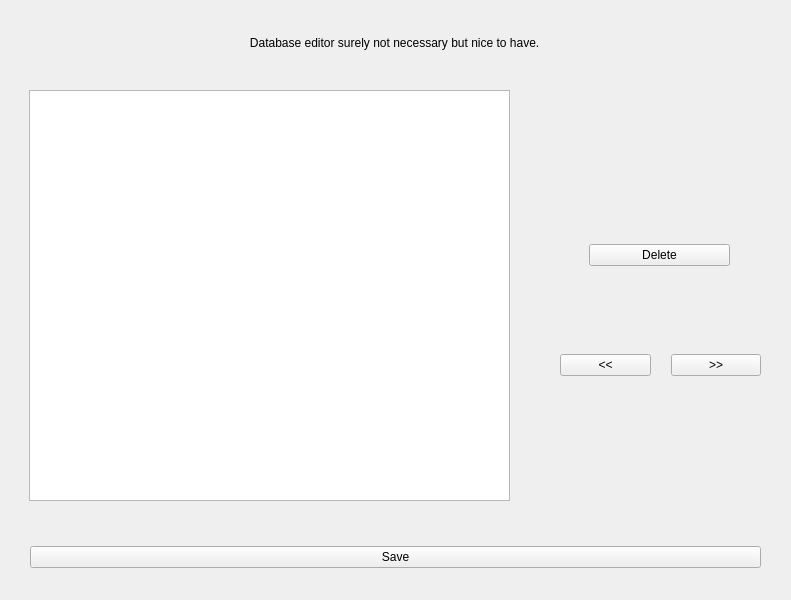
The window that GUI/Version_0_2/Editor.ui (sreeni5493/Sys_sw_engg17-18) describes before a commit, drawn with Qt 5.
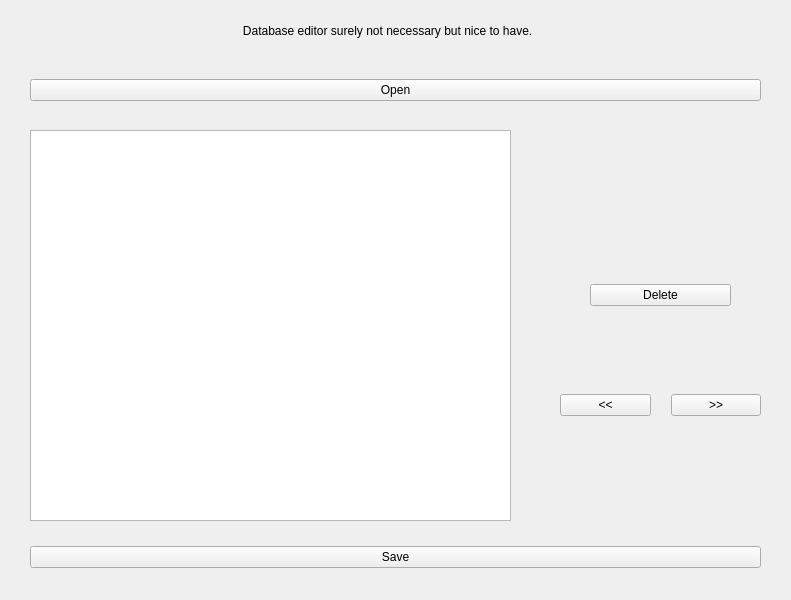
The same window after the commit.

```diff
--- a/GUI/Version_0_2/Editor.ui
+++ b/GUI/Version_0_2/Editor.ui
@@ -56,10 +56,10 @@
   <widget class="QLabel" name="label_19">
    <property name="geometry">
     <rect>
-     <x>17</x>
-     <y>17</y>
+     <x>10</x>
+     <y>10</y>
      <width>761</width>
-     <height>51</height>
+     <height>41</height>
     </rect>
    </property>
    <property name="text">
@@ -69,10 +69,10 @@
   <widget class="QWidget" name="gridLayoutWidget_2">
    <property name="geometry">
     <rect>
-     <x>9</x>
-     <y>90</y>
+     <x>10</x>
+     <y>130</y>
      <width>521</width>
-     <height>411</height>
+     <height>391</height>
     </rect>
    </property>
    <layout class="QGridLayout" name="gridLayout_2">
@@ -91,7 +91,7 @@
    <property name="geometry">
     <rect>
      <x>540</x>
-     <y>310</y>
+     <y>350</y>
      <width>241</width>
      <height>131</height>
     </rect>
@@ -128,8 +128,8 @@
   <widget class="QWidget" name="verticalLayoutWidget">
    <property name="geometry">
     <rect>
-     <x>539</x>
-     <y>160</y>
+     <x>540</x>
+     <y>200</y>
      <width>241</width>
      <height>141</height>
     </rect>
@@ -153,6 +153,31 @@
     </item>
    </layout>
   </widget>
+  <widget class="QWidget" name="verticalLayoutWidget_2">
+   <property name="geometry">
+    <rect>
+     <x>10</x>
+     <y>60</y>
+     <width>771</width>
+     <height>61</height>
+    </rect>
+   </property>
+   <layout class="QVBoxLayout" name="verticalLayout">
+    <property name="leftMargin">
+     <number>20</number>
+    </property>
+    <property name="rightMargin">
+     <number>20</number>
+    </property>
+    <item>
+     <widget class="QPushButton" name="pushButton_5">
+      <property name="text">
+       <string>Open</string>
+      </property>
+     </widget>
+    </item>
+   </layout>
+  </widget>
  </widget>
  <resources/>
  <connections/>
```
